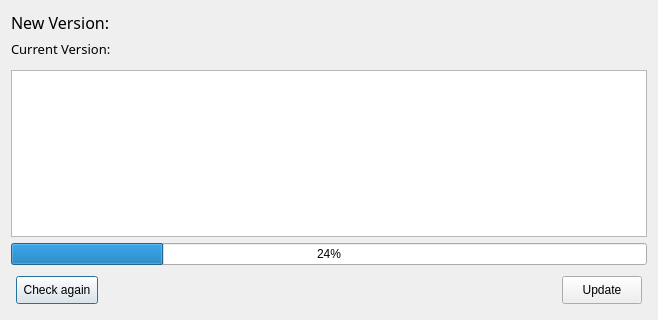
This is ui/UpdateDialog.ui in Crucialmer/SwitchTask as Qt 5 draws it before an edit. The edited form follows.
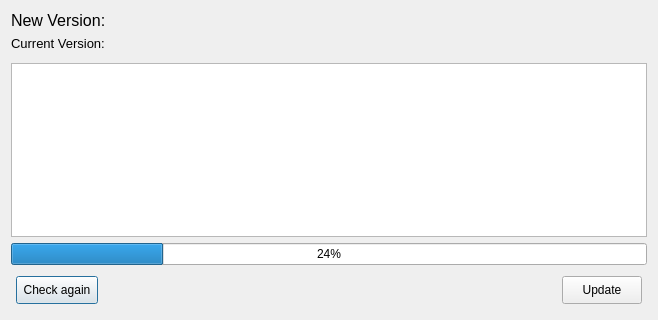
This is the edited form.

What changed in the file:
```diff
--- a/ui/UpdateDialog.ui
+++ b/ui/UpdateDialog.ui
@@ -21,7 +21,6 @@
     <widget class="QLabel" name="label_newVer">
      <property name="font">
       <font>
-       <family>Adobe Heiti Std</family>
        <pointsize>12</pointsize>
       </font>
      </property>
@@ -34,7 +33,6 @@
     <widget class="QLabel" name="label_ver">
      <property name="font">
       <font>
-       <family>Adobe Heiti Std</family>
        <pointsize>10</pointsize>
       </font>
      </property>
```
